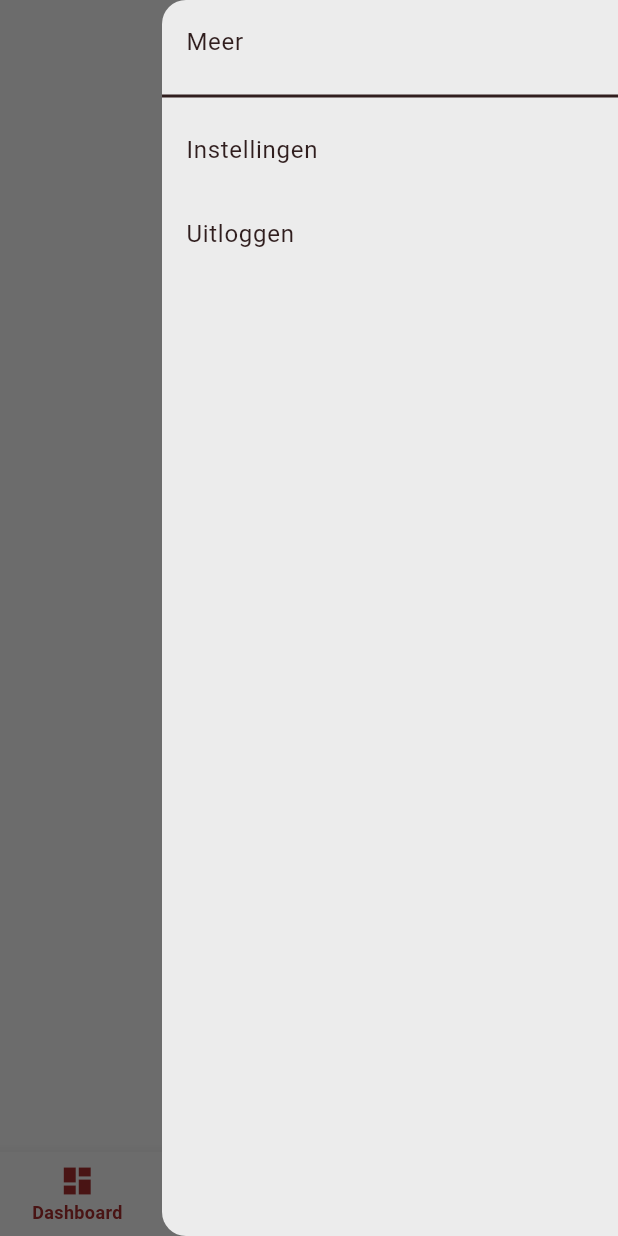
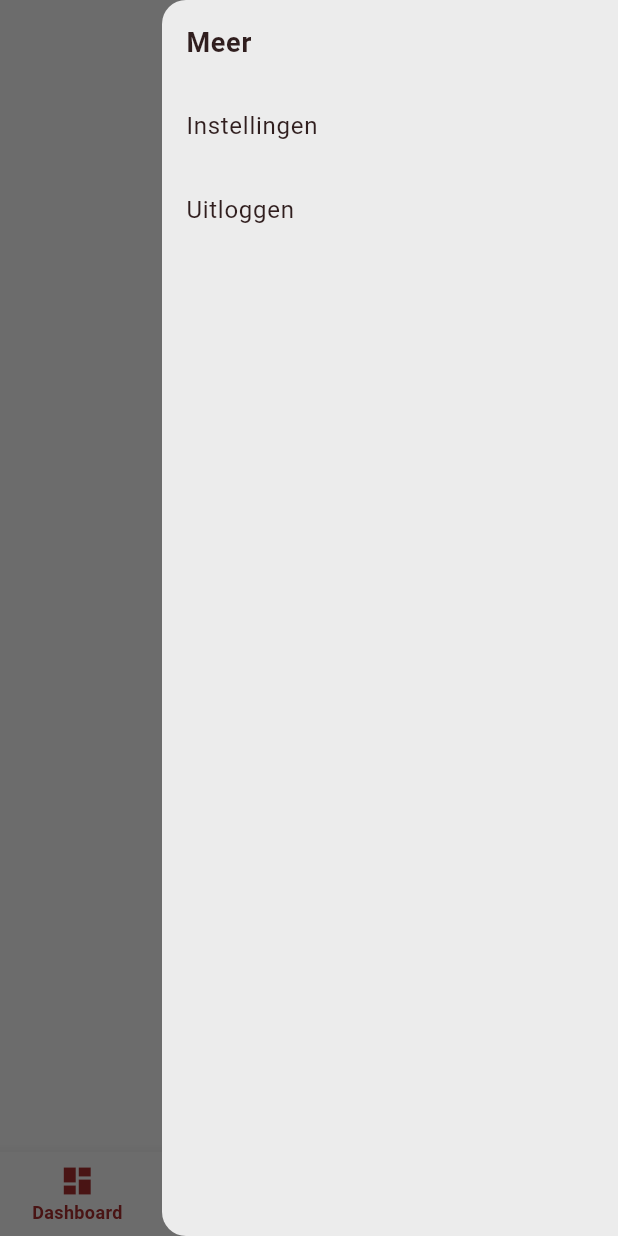
Before and after one commit to vanschependom/EMGROUP_login, a Flutter app: the DashboardPage screen opened directly, with the side drawer open, on a phone screen of 412 x 824 dp. Run offline on Flutter 3.47's test engine with Material 3 defaults, Android fonts, the phone set to English and light mode, and no system bars; our stand-ins replace google_fonts.

Commit message:
Minor changes

```diff
--- a/lib/dashboard/dashboard.dart
+++ b/lib/dashboard/dashboard.dart
@@ -139,10 +139,13 @@ class _DashboardPageState extends State<DashboardPage> {
             padding: EdgeInsets.zero,
             children: [
               ListTile(
-                title: Text('Meer'),
-              ),
-              Divider(
-                thickness: 2,
+                title: Text(
+                  'Meer',
+                  style: TextStyle(
+                    fontWeight: FontWeight.bold,
+                    fontSize: 18,
+                  ),
+                ),
               ),
               ListTile(
                 title: Text('Instellingen'),
@@ -167,8 +170,8 @@ class _DashboardPageState extends State<DashboardPage> {
             HomePage(),
             TeamverlofPage(),
             AanvragenPage(),
-            ProfielPage(),
           ],
+          physics: ClampingScrollPhysics(),
           onPageChanged: (int index) {
             setState(() {
               _currentIndex = index;
```
Also changed, not shown: 32 other files.
